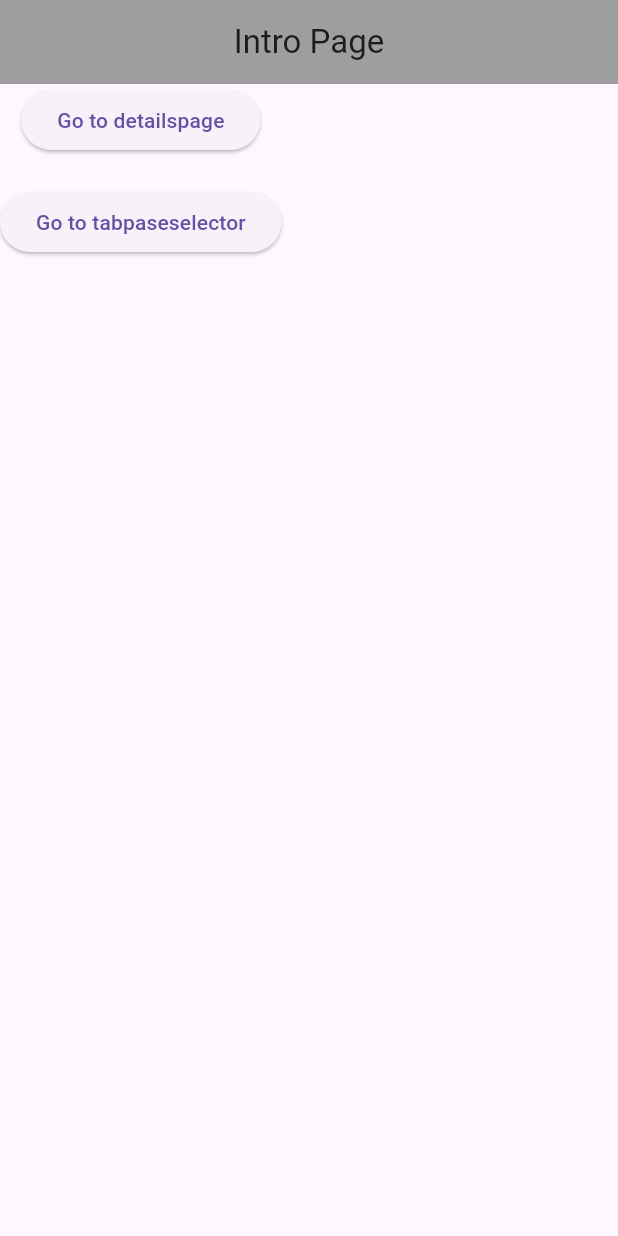
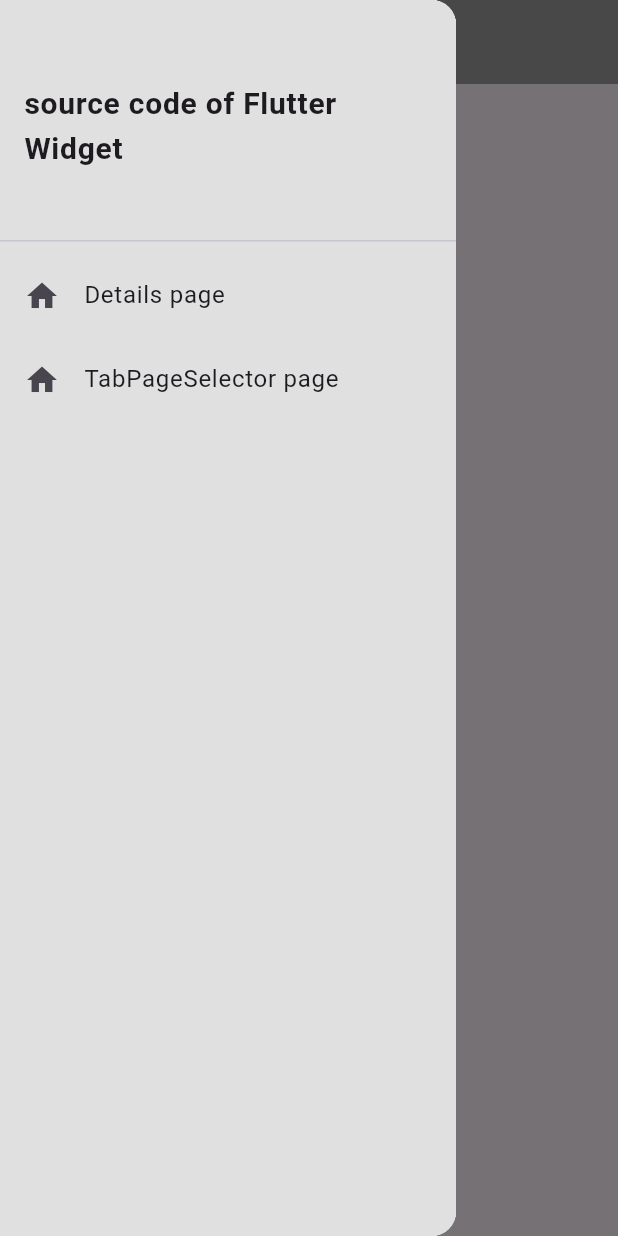
Before and after one commit to sizerChowdhury/flutter_widget_code, a Flutter app: the screen it shows after launch, with the side drawer open (before the commit the screen has no drawer), on a phone screen of 412 x 824 dp. Run offline on Flutter 3.47's test engine with Material 3 defaults, Android fonts, the phone set to English and light mode, and no system bars.

Commit message:
Update Intropage and Play with the "Drawer" widget

```diff
--- a/lib/Intropage.dart
+++ b/lib/Intropage.dart
@@ -12,23 +12,44 @@
             centerTitle: true,
             backgroundColor: Colors.grey[500],
           ),
-          body: Column(
+          drawer: Drawer(
+            child: Container(
+              color: Colors.grey[300],
+              child: ListView(
                 children: [
-              ElevatedButton(
-                child: Text('Go to detailspage'),
-                onPressed: () {
+                  DrawerHeader(
+                      child: Center(
+                    child: Text(
+                      'source code of Flutter Widget',
+                      style: TextStyle(
+                        fontSize: 20,
+                        fontWeight: FontWeight.bold,
+                      ),
+                    ),
+                  )),
+                  ListTile(
+                    leading: Icon(
+                      Icons.home,
+                    ),
+                    title: Text('Details page'),
+                    onTap: () {
                       Navigator.pushNamed(context, '/details');
                     },
                   ),
-              SizedBox(height: 20, width: 20),
-              ElevatedButton(
-                child: Text('Go to tabpaseselector'),
-                onPressed: () {
+                  ListTile(
+                    leading: Icon(
+                      Icons.home,
+                    ),
+                    title: Text('TabPageSelector page'),
+                    onTap: () {
                       Navigator.pushNamed(context, '/TabSelect');
                     },
+                  )
+                ],
               ),
-            ],
-          )),
+            ),
+          ),
+          body: Column(children: [])),
     );
   }
 }
```
Lines whose indentation alone changed are shown as unchanged.
